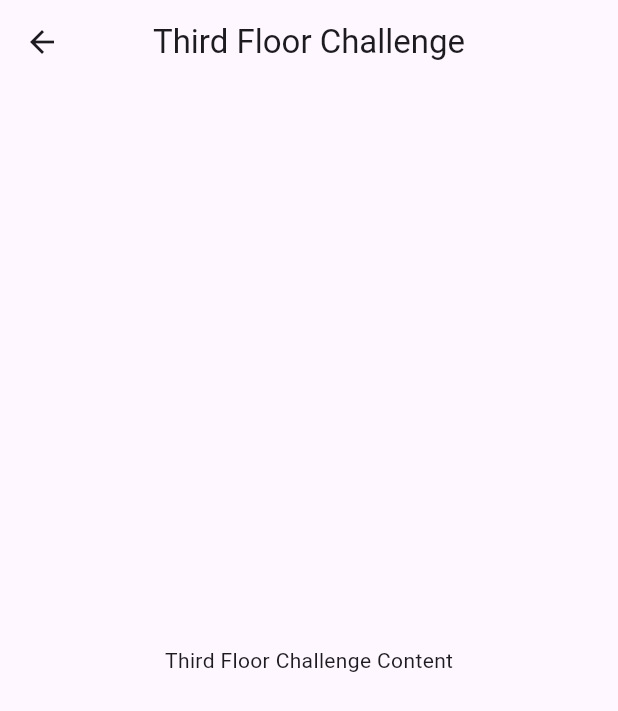
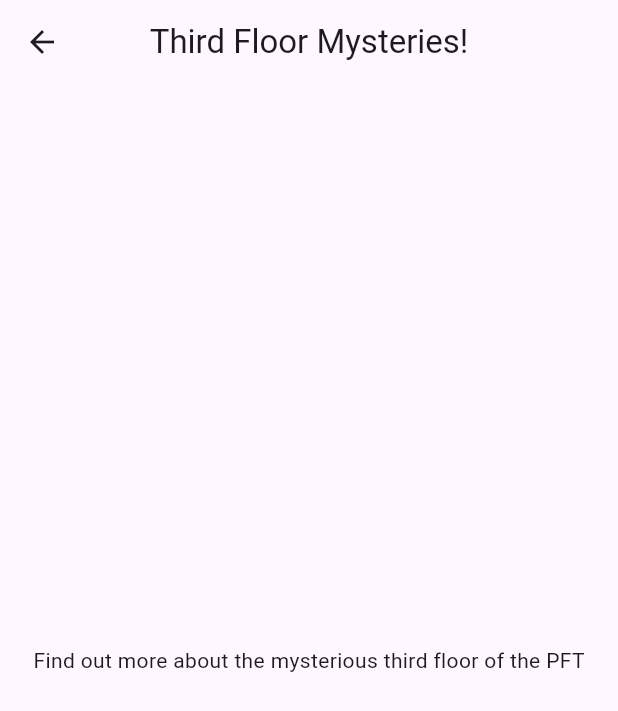
Before and after one commit to maureensanchez99/app6, a Flutter app: the ThirdFloor screen opened directly, on a phone screen of 412 x 824 dp. Shown: the top 711 px of the screen. Run offline on Flutter 3.47's test engine with Material 3 defaults, Android fonts, the phone set to English and light mode, and no system bars; our stand-ins replace confetti.

Commit message:
changed text on third floor page

```diff
--- a/lib/pages/thirdfloor_page.dart
+++ b/lib/pages/thirdfloor_page.dart
@@ -7,11 +7,11 @@ class ThirdFloor extends StatelessWidget {
   Widget build(BuildContext context) {
     return Scaffold(
       appBar: AppBar(
-        title: const Text('Third Floor Challenge'),
+        title: const Text('Third Floor Mysteries!'),
         centerTitle: true,
       ),
       body: const Center(
-        child: Text('Third Floor Challenge Content'),
+        child: Text('Find out more about the mysterious third floor of the PFT'),
       ),
     );
   }
```
